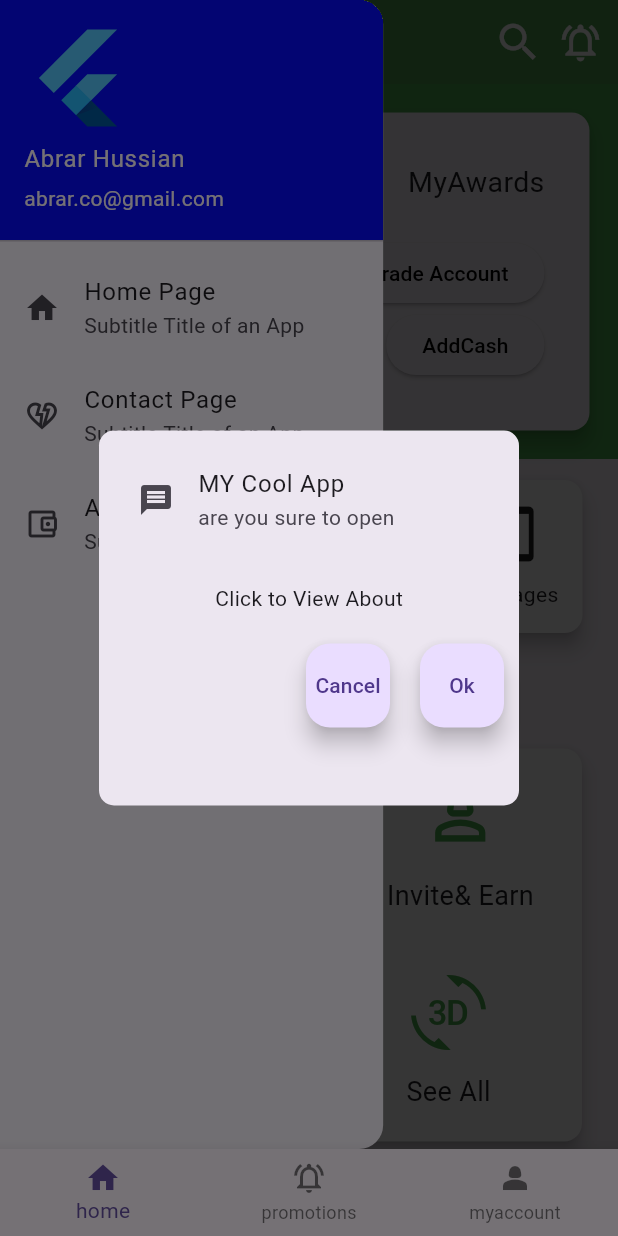
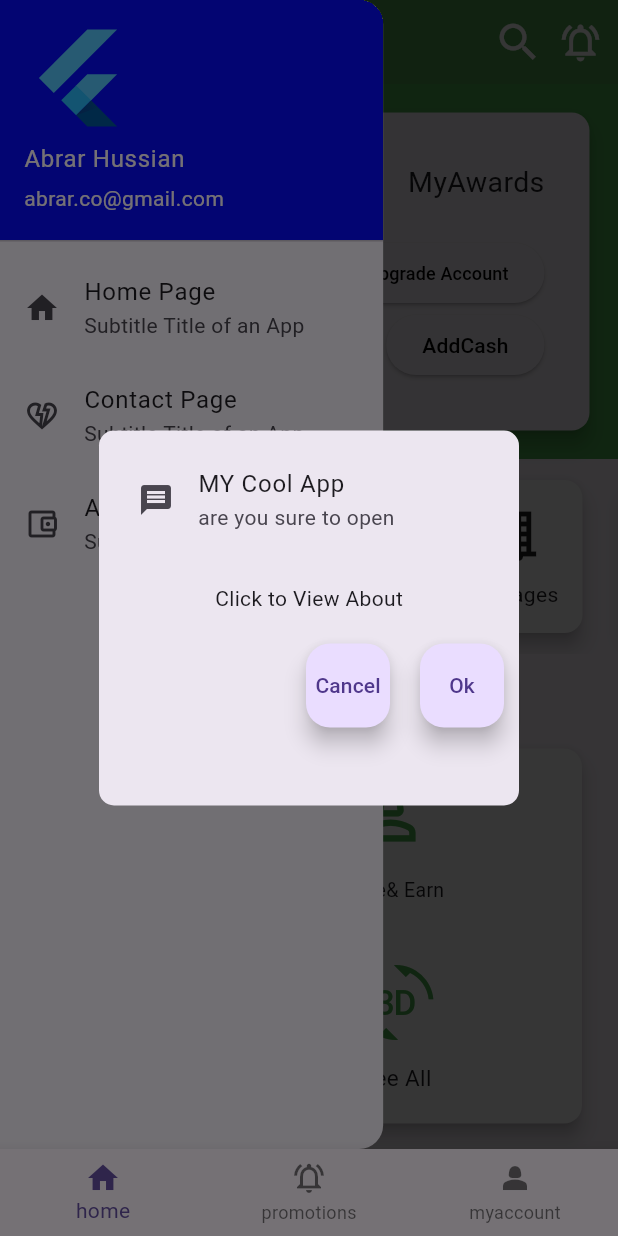
Before and after one commit to abrar0123/fintech, a Flutter app: the screen it shows after launch, in the side drawer, after a tap on "About Page", on a phone screen of 412 x 824 dp. Run offline on Flutter 3.47's test engine with Material 3 defaults, Android fonts, the phone set to English and light mode, and no system bars.

Commit message:
fix some ui at home screen

```diff
--- /dev/null
+++ b/lib/models/crud.dart
@@ -0,0 +1,9 @@
+import 'package:fintech/models/test.dart';
+
+List<Product> obj = [
+  Product(id: 1, name: 'colgate', quant: 10, price: 100, img: 'null'),
+  Product(id: 2, name: 'soap1 ', quant: 10, price: 100, img: 'null'),
+  Product(id: 3, name: 'sunsilk', quant: 10, price: 400, img: 'null'),
+];
+
+List<String> abc = ['abc', 'sef', 'dsi', 'sds'];
--- /dev/null
+++ b/lib/models/test.dart
@@ -0,0 +1,15 @@
+class Product {
+  final int id;
+  final String name;
+  final int quant;
+  final int price;
+  final String img;
+
+  Product({
+    required this.id,
+    required this.name,
+    required this.quant,
+    required this.price,
+    required this.img,
+  });
+}
--- a/lib/pages/home_screen.dart
+++ b/lib/pages/home_screen.dart
@@ -117,7 +117,8 @@ class _HomeScreenState extends State<HomeScreen> {
           ],
         ),
       ),
-      body: Scrollbar(
+      body: SingleChildScrollView(
+        scrollDirection: Axis.vertical,
         child: Column(
           children: [
             Container(
@@ -160,7 +161,8 @@ class _HomeScreenState extends State<HomeScreen> {
                             onPressed: () {},
                             child: Text(
                               'Upgrade Account',
-                              style: TextStyle(color: Colors.black),
+                              style:
+                                  TextStyle(color: Colors.black, fontSize: 12),
                             ),
                           ),
                         ],
@@ -201,7 +203,9 @@ class RightList extends StatelessWidget {
 
   @override
   Widget build(BuildContext context) {
-    return Row(
+    return SingleChildScrollView(
+      scrollDirection: Axis.horizontal,
+      child: Row(
         children: [
           Container(
             padding: EdgeInsets.all(10),
@@ -253,7 +257,7 @@ class RightList extends StatelessWidget {
                 child: Column(
                   children: [
                     Icon(
-                    Icons.mobile_friendly,
+                      Icons.blinds_closed_sharp,
                       size: 40,
                     ),
                     SizedBox(height: 10),
@@ -263,7 +267,28 @@ class RightList extends StatelessWidget {
               ),
             ),
           ),
+          Container(
+            padding: EdgeInsets.all(10),
+            child: Card(
+              color: Colors.white,
+              elevation: 5,
+              child: Padding(
+                padding: EdgeInsets.all(16),
+                child: Column(
+                  children: [
+                    Icon(
+                      Icons.mobile_screen_share_sharp,
+                      size: 40,
+                    ),
+                    SizedBox(height: 10),
+                    Text('Attach Bills'),
                   ],
+                ),
+              ),
+            ),
+          ),
+        ],
+      ),
     );
   }
 }
@@ -303,7 +328,7 @@ class MoreCards extends StatelessWidget {
                           SizedBox(height: 15),
                           Text(
                             'Easyload',
-                            style: TextStyle(fontSize: 18),
+                            style: TextStyle(fontSize: 14),
                           ),
                         ])),
                     Container(
@@ -314,7 +339,7 @@ class MoreCards extends StatelessWidget {
                           SizedBox(height: 15),
                           Text(
                             'EasyLoan',
-                            style: TextStyle(fontSize: 18),
+                            style: TextStyle(fontSize: 14),
                           ),
                         ])),
                     Container(
@@ -325,7 +350,7 @@ class MoreCards extends StatelessWidget {
                           SizedBox(height: 15),
                           Text(
                             'Invite& Earn',
-                            style: TextStyle(fontSize: 18),
+                            style: TextStyle(fontSize: 13),
                           ),
                         ])),
                   ],
@@ -341,7 +366,7 @@ class MoreCards extends StatelessWidget {
                           SizedBox(height: 15),
                           Text(
                             'Savings',
-                            style: TextStyle(fontSize: 18),
+                            style: TextStyle(fontSize: 14),
                           ),
                         ])),
                     Container(
@@ -352,7 +377,7 @@ class MoreCards extends StatelessWidget {
                           SizedBox(height: 15),
                           Text(
                             'Mini Apps',
-                            style: TextStyle(fontSize: 18),
+                            style: TextStyle(fontSize: 14),
                           ),
                         ])),
                     Container(
@@ -363,7 +388,7 @@ class MoreCards extends StatelessWidget {
                           SizedBox(height: 15),
                           Text(
                             'See All',
-                            style: TextStyle(fontSize: 18),
+                            style: TextStyle(fontSize: 15),
                           ),
                         ])),
                   ],
--- a/lib/pages/myaccount_screen.dart
+++ b/lib/pages/myaccount_screen.dart
@@ -12,7 +12,87 @@ class _MyaccountScreenState extends State<MyaccountScreen> {
   Widget build(BuildContext context) {
     return Scaffold(
       appBar: AppBar(
-        title: Text('MyAccount Screen'),
+        title: Text('My Account'),
+      ),
+      body: SingleChildScrollView(
+        child: Column(
+          children: [
+            // User Profile Section
+            Container(
+              padding: EdgeInsets.all(16),
+              child:Column(
+                children: [
+                  CircleAvatar(
+                    radius: 50,
+                    backgroundImage:
+                        NetworkImage('https://via.placeholder.com/150'),
+                  ),
+                  SizedBox(height: 10),
+                  Text(
+                    'John Doe',
+                    style: TextStyle(fontSize: 24, fontWeight: FontWeight.bold),
+                  ),
+                  SizedBox(height: 5),
+                  Text(
+                    'john.doe@example.com',
+                    style: TextStyle(fontSize: 16, color: Colors.grey),
+                  ),
+                ],
+              ),
+            ),
+            Divider(),
+            // Account Settings Section
+            ListTile(
+              leading: Icon(Icons.person),
+              title: Text('Personal Information'),
+              trailing: Icon(Icons.arrow_forward_ios),
+              onTap: () {
+                // Navigate to Personal Information Screen
+              },
+            ),
+            ListTile(
+              leading: Icon(Icons.lock),
+              title: Text('Change Password'),
+              trailing: Icon(Icons.arrow_forward_ios),
+              onTap: () {
+                // Navigate to Change Password Screen
+              },
+            ),
+            ListTile(
+              leading: Icon(Icons.notifications),
+              title: Text('Notifications'),
+              trailing: Icon(Icons.arrow_forward_ios),
+              onTap: () {
+                // Navigate to Notifications Screen
+              },
+            ),
+            ListTile(
+              leading: Icon(Icons.payment),
+              title: Text('Payment Methods'),
+              trailing: Icon(Icons.arrow_forward_ios),
+              onTap: () {
+                // Navigate to Payment Methods Screen
+              },
+            ),
+            ListTile(
+              leading: Icon(Icons.history),
+              title: Text('Order History'),
+              trailing: Icon(Icons.arrow_forward_ios),
+              onTap: () {
+                // Navigate to Order History Screen
+              },
+            ),
+            Divider(),
+            // Logout Section
+            ListTile(
+              leading: Icon(Icons.logout, color: Colors.red),
+              title: Text('Logout', style: TextStyle(color: Colors.red)),
+              onTap: () {
+                // Handle Logout
+              },
+            ),
+          ],
+        ),
       ),
     );
   }
```
Lines whose indentation alone changed are shown as unchanged.
